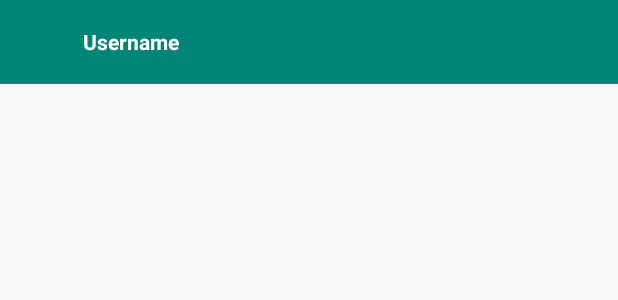
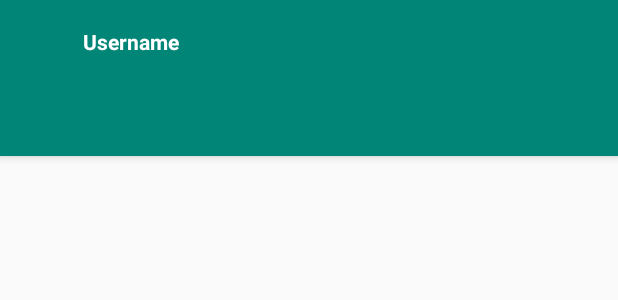
Before and after one commit to Prakash-ap/ChatApp, an Android app: the layout activity_main.xml on its own in the app's theme, with its tools: preview values and no code run, on a phone screen of 412 x 824 dp. Shown: the top 300 px of the screen. Run offline under Robolectric (Android 15) with nearby library versions, the phone set to English and light mode, and no system bars.

Commit message:
second commit

```diff
--- a/app/build.gradle
+++ b/app/build.gradle
@@ -33,6 +33,7 @@ dependencies {
     implementation 'com.google.firebase:firebase-core:16.0.9'
     implementation 'com.android.support:cardview-v7:28.0.0'
     implementation 'com.rengwuxian.materialedittext:library:2.1.4'
+    implementation 'com.android.support:support-v4:28.0.0'
     testImplementation 'junit:junit:4.12'
     androidTestImplementation 'com.android.support.test:runner:1.0.2'
     androidTestImplementation 'com.android.support.test.espresso:espresso-core:3.0.2'
--- a/app/src/main/res/layout/activity_main.xml
+++ b/app/src/main/res/layout/activity_main.xml
@@ -2,6 +2,7 @@
 <LinearLayout xmlns:android="http://schemas.android.com/apk/res/android"
     android:layout_width="match_parent"
     android:layout_height="wrap_content"
+    android:orientation="vertical"
     xmlns:app="http://schemas.android.com/apk/res-auto">
 
     <android.support.design.widget.AppBarLayout
@@ -36,7 +37,27 @@
 
         </android.support.v7.widget.Toolbar>
 
+        <android.support.design.widget.TabLayout
+            android:layout_width="match_parent"
+            android:layout_height="wrap_content"
+            android:id="@+id/tablelayout"
+            android:background="@color/colorPrimary"
+            app:tabSelectedTextColor="#fff"
+            app:tabIndicatorColor="#fff"
+            app:tabTextColor="#fff">
+
+        </android.support.design.widget.TabLayout>
+
+
     </android.support.design.widget.AppBarLayout>
+    <android.support.v4.view.ViewPager
+        android:layout_width="match_parent"
+        android:layout_height="match_parent"
+        android:id="@+id/viewpager"
+        app:layout_behavior="@string/appbar_scrolling_view_behavior">
+
+    </android.support.v4.view.ViewPager>
+
 
     <!-- <TextView
          android:layout_width="match_parent"
--- a/app/src/main/res/values/strings.xml
+++ b/app/src/main/res/values/strings.xml
@@ -1,4 +1,7 @@
 <resources>
     <string name="app_name">ChatApp</string>
     <string name="username">Username</string>
+
+    <!-- TODO: Remove or change this placeholder text -->
+    <string name="hello_blank_fragment">Hello blank fragment</string>
 </resources>
```
Also changed, not shown: app/src/main/java/techy/ap/chatapp/Fragment/ChatsFragment.java (added, +24 -0 lines), app/src/main/java/techy/ap/chatapp/Fragment/UserFragment.java (added, +24 -0 lines), app/src/main/java/techy/ap/chatapp/MainActivity.java (+52 -0 lines), app/src/main/res/layout/fragment_chats.xml (added, +15 -0 lines), app/src/main/res/layout/fragment_user.xml (added, +15 -0 lines). Lines whose indentation alone changed are shown as unchanged.
